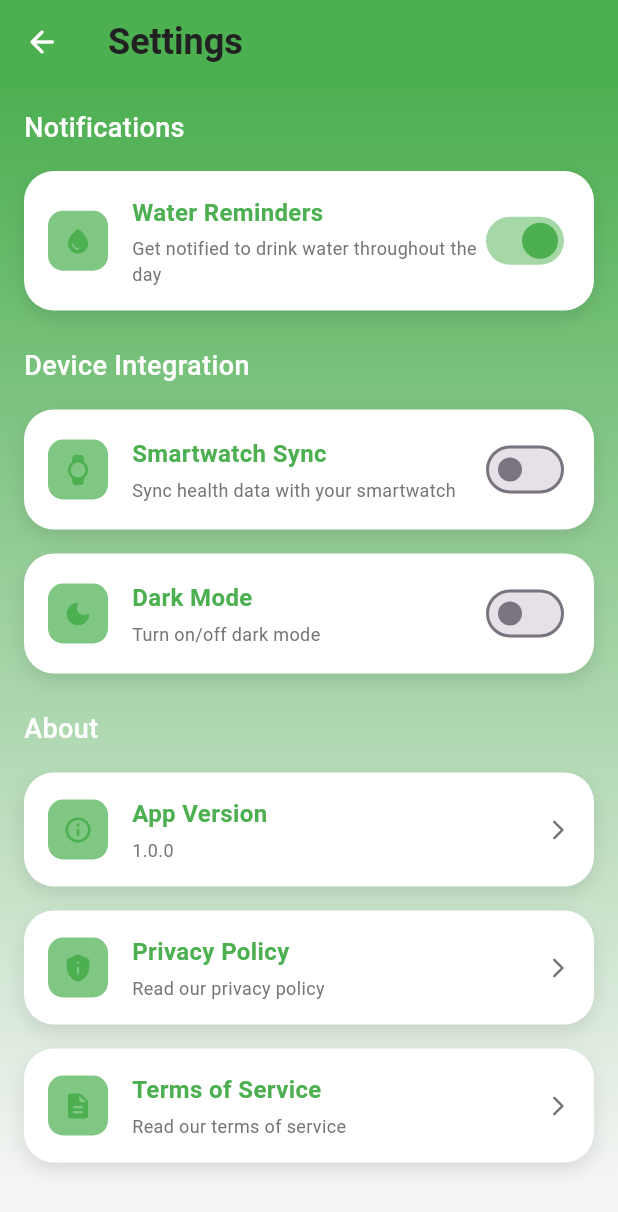
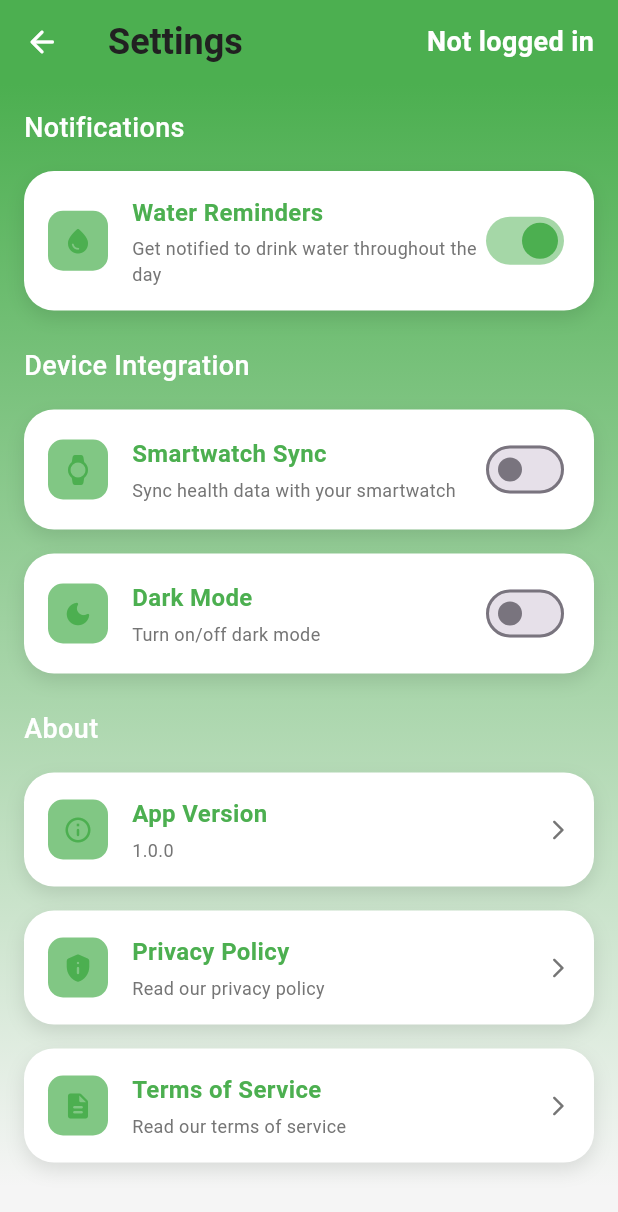
Before and after one commit to Tooba-Sadia/NUTRI-GUARD, a Flutter app: the SettingsScreen screen opened by its route, on a phone screen of 412 x 824 dp. Shown: the top 1212 px of the screen. Run offline on Flutter 3.47's test engine with Material 3 defaults, Android fonts, the phone set to English and light mode, and no system bars; our stand-ins replace camera, go_router, image_picker, permission_handler; missing offline and left inert: google_mlkit_text_recognition, mysql1, tflite_flutter; network calls fail.

Commit message:
shows username on top right now

```diff
--- a/myapp/lib/routes/app_router.dart
+++ b/myapp/lib/routes/app_router.dart
@@ -47,8 +47,7 @@ class AppRouter {
         builder: (context, state) {
           final extra = state.extra as Map<String, dynamic>? ?? {};
           final username = extra['username'] as String?;
-          final isLoggedIn = extra['isLoggedIn'] as bool? ?? false;
-          return ProfileScreen(username: username, isLoggedIn: isLoggedIn);
+          return ProfileScreen(username: username, isLoggedIn: false,);
         },
       ),
       GoRoute(
--- a/myapp/lib/screens/bottom_nav.dart
+++ b/myapp/lib/screens/bottom_nav.dart
@@ -43,13 +43,13 @@ bool _isLoggedIn = false;
   }
 
   // Define the screens for each tab
-  List<Widget> get _screens => [
-        HomeScreen(username: _username, isLoggedIn: _isLoggedIn),
+  final List<Widget> _screens = [
+    const HomeScreen(username: null, isLoggedIn: false),
     const CameraScreen(),
     const RecipeScreen(),
     const BPMonitorScreen(),
     const SettingsScreen(),
-        ProfileScreen(username: _username, isLoggedIn: _isLoggedIn),
+    ProfileScreen(username: 'Guest', isLoggedIn: false),
   ];
 
   void _onItemTapped(int index) {
--- a/myapp/lib/screens/settings_screen.dart
+++ b/myapp/lib/screens/settings_screen.dart
@@ -1,6 +1,8 @@
 import 'package:flutter/material.dart';
 import 'package:go_router/go_router.dart';
+import 'package:provider/provider.dart';
 import '../routes/app_router.dart';
+import '../state/user_state.dart';
 import '../theme/app_theme.dart';
 import '../theme/themenotifier.dart';
 
@@ -17,6 +19,7 @@ class SettingsScreenState extends State<SettingsScreen> {
 
   @override
   Widget build(BuildContext context) {
+    final userState = Provider.of<UserState>(context);
     return Scaffold(
       backgroundColor: AppTheme.backgroundColor,
       appBar: AppBar(
@@ -26,9 +29,26 @@ class SettingsScreenState extends State<SettingsScreen> {
         ),
         backgroundColor: AppTheme.primaryColor,
         elevation: 0,
+        actions: [
+          Padding(
+            padding: const EdgeInsets.only(right: 16.0),
+            child: Center(
+              child: Text(
+                userState.isLoggedIn && userState.username != null
+                    ? userState.username!
+                    : 'Not logged in',
+                style: const TextStyle(
+                  fontSize: 18,
+                  fontWeight: FontWeight.bold,
+                  color: Colors.white,
+                ),
+              ),
+            ),
+          ),
+        ],
         leading: IconButton(
           icon: const Icon(Icons.arrow_back_rounded),
-          onPressed: () => context.go(AppRoutes.home), // Redirect to Home
+          onPressed: () => Navigator.of(context).pushReplacementNamed(AppRoutes.home),
         ),
       ),
       body: Container(
--- /dev/null
+++ b/myapp/lib/state/user_state.dart
@@ -0,0 +1,21 @@
+import 'package:flutter/material.dart';
+
+class UserState extends ChangeNotifier {
+  String? _username;
+  bool _isLoggedIn = false;
+
+  String? get username => _username;
+  bool get isLoggedIn => _isLoggedIn;
+
+  void login(String username) {
+    _username = username;
+    _isLoggedIn = true;
+    notifyListeners();
+  }
+
+  void logout() {
+    _username = null;
+    _isLoggedIn = false;
+    notifyListeners();
+  }
+}
```
Also changed, not shown: myapp/lib/main.dart (+10 -1 lines), myapp/lib/screens/home_screen.dart (+9 -17 lines), myapp/lib/screens/login_screen.dart (+5 -7 lines), myapp/lib/screens/profile_screen.dart (+23 -30 lines), myapp/lib/screens/signup_screen.dart (+4 -7 lines). Lines whose indentation alone changed are shown as unchanged.
